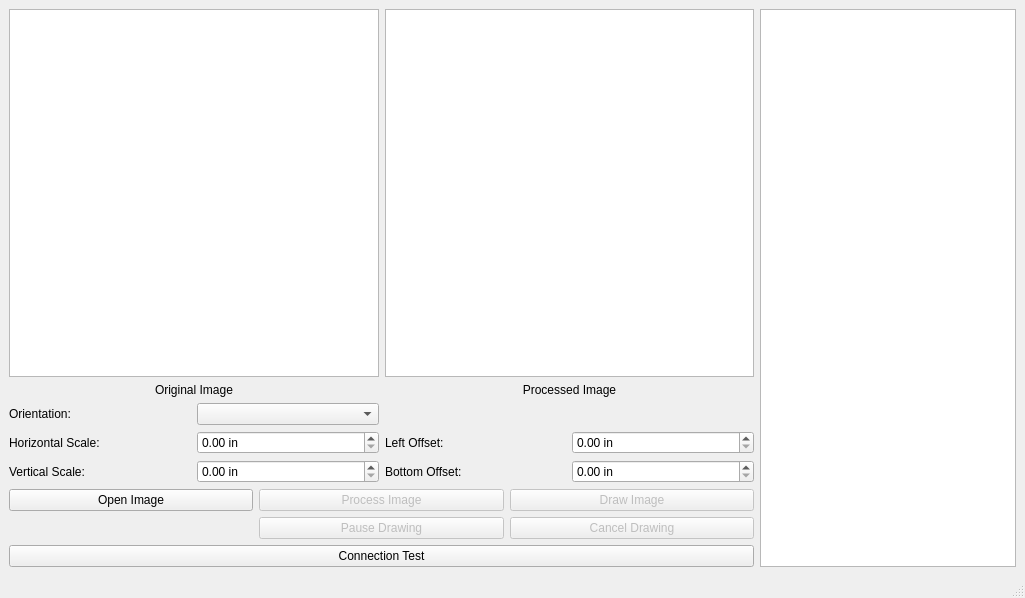
The window that gui.ui (Senior-Design-Robot/rpi-pc-software) describes before a commit, drawn with Qt 5.
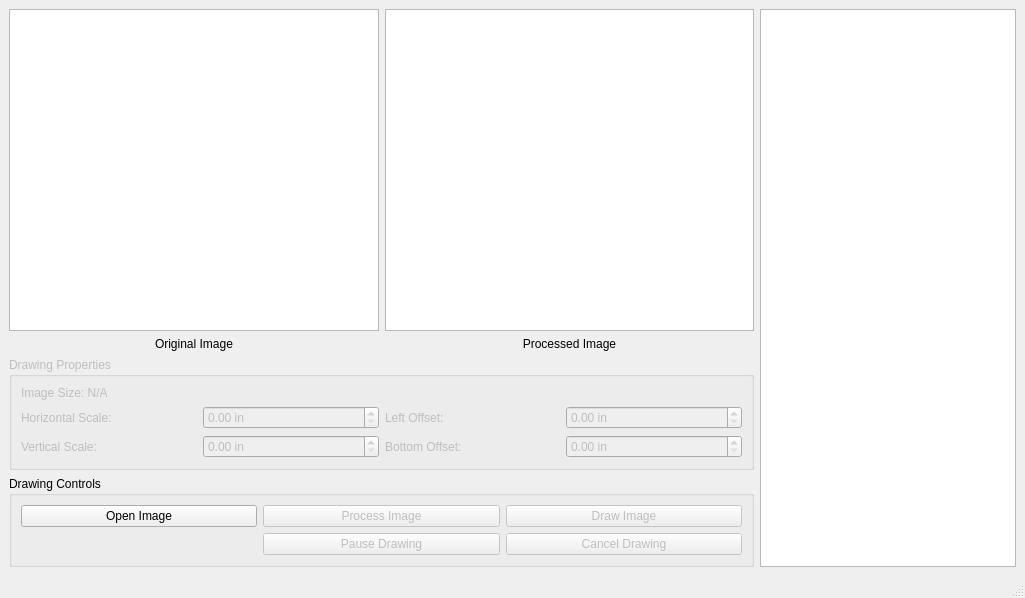
The same window after the commit.

Patch:
```diff
--- a/gui.ui
+++ b/gui.ui
@@ -48,7 +48,14 @@
        </layout>
       </item>
       <item>
-       <layout class="QGridLayout" name="image_scale_grid">
+       <widget class="QGroupBox" name="drawScaleGroup">
+        <property name="enabled">
+         <bool>false</bool>
+        </property>
+        <property name="title">
+         <string>Drawing Properties</string>
+        </property>
+        <layout class="QGridLayout" name="gridLayout_3">
         <item row="1" column="0">
          <widget class="QLabel" name="label">
           <property name="text">
@@ -56,13 +63,6 @@
           </property>
          </widget>
         </item>
-        <item row="1" column="1">
-         <widget class="QDoubleSpinBox" name="h_scale_spin">
-          <property name="suffix">
-           <string notr="true"> in</string>
-          </property>
-         </widget>
-        </item>
         <item row="1" column="2">
          <widget class="QLabel" name="label_2">
           <property name="text">
@@ -70,27 +70,6 @@
           </property>
          </widget>
         </item>
-        <item row="2" column="1">
-         <widget class="QDoubleSpinBox" name="v_scale_spin">
-          <property name="suffix">
-           <string notr="true"> in</string>
-          </property>
-         </widget>
-        </item>
-        <item row="1" column="3">
-         <widget class="QDoubleSpinBox" name="h_offset_spin">
-          <property name="suffix">
-           <string notr="true"> in</string>
-          </property>
-         </widget>
-        </item>
-        <item row="2" column="0">
-         <widget class="QLabel" name="label_5">
-          <property name="text">
-           <string>Vertical Scale:</string>
-          </property>
-         </widget>
-        </item>
         <item row="2" column="2">
          <widget class="QLabel" name="label_6">
           <property name="text">
@@ -98,26 +77,80 @@
           </property>
          </widget>
         </item>
+         <item row="1" column="3">
+          <widget class="QDoubleSpinBox" name="hOffsetSpin">
+           <property name="suffix">
+            <string notr="true"> in</string>
+           </property>
+           <property name="maximum">
+            <double>11.000000000000000</double>
+           </property>
+           <property name="singleStep">
+            <double>0.500000000000000</double>
+           </property>
+          </widget>
+         </item>
         <item row="2" column="3">
-         <widget class="QDoubleSpinBox" name="v_offset_spin">
+          <widget class="QDoubleSpinBox" name="vOffsetSpin">
           <property name="suffix">
            <string notr="true"> in</string>
           </property>
-         </widget>
-        </item>
-        <item row="0" column="1">
-         <widget class="QComboBox" name="orientation_combo"/>
+           <property name="maximum">
+            <double>11.000000000000000</double>
+           </property>
+           <property name="singleStep">
+            <double>0.500000000000000</double>
+           </property>
+          </widget>
+         </item>
+         <item row="1" column="1">
+          <widget class="QDoubleSpinBox" name="hScaleSpin">
+           <property name="suffix">
+            <string notr="true"> in</string>
+           </property>
+           <property name="maximum">
+            <double>11.000000000000000</double>
+           </property>
+           <property name="singleStep">
+            <double>0.500000000000000</double>
+           </property>
+          </widget>
+         </item>
+         <item row="2" column="1">
+          <widget class="QDoubleSpinBox" name="vScaleSpin">
+           <property name="suffix">
+            <string notr="true"> in</string>
+           </property>
+           <property name="maximum">
+            <double>11.000000000000000</double>
+           </property>
+           <property name="singleStep">
+            <double>0.500000000000000</double>
+           </property>
+          </widget>
+         </item>
+         <item row="2" column="0">
+          <widget class="QLabel" name="label_5">
+           <property name="text">
+            <string>Vertical Scale:</string>
+           </property>
+          </widget>
         </item>
         <item row="0" column="0">
-         <widget class="QLabel" name="label_7">
+          <widget class="QLabel" name="imgSizeLabel">
           <property name="text">
-           <string>Orientation:</string>
+            <string>Image Size: N/A</string>
           </property>
          </widget>
         </item>
        </layout>
+       </widget>
       </item>
       <item>
+       <widget class="QGroupBox" name="drawControlGroup">
+        <property name="title">
+         <string>Drawing Controls</string>
+        </property>
        <layout class="QGridLayout" name="gridLayout">
         <item row="0" column="0">
          <widget class="QPushButton" name="openButton">
@@ -167,12 +200,6 @@
          </widget>
         </item>
        </layout>
-      </item>
-      <item>
-       <widget class="QPushButton" name="cTestButton">
-        <property name="text">
-         <string>Connection Test</string>
-        </property>
        </widget>
       </item>
      </layout>
```
Left out of the diff: 4 changed lines with no effect on the pictures. Lines whose indentation alone changed are shown as unchanged.
